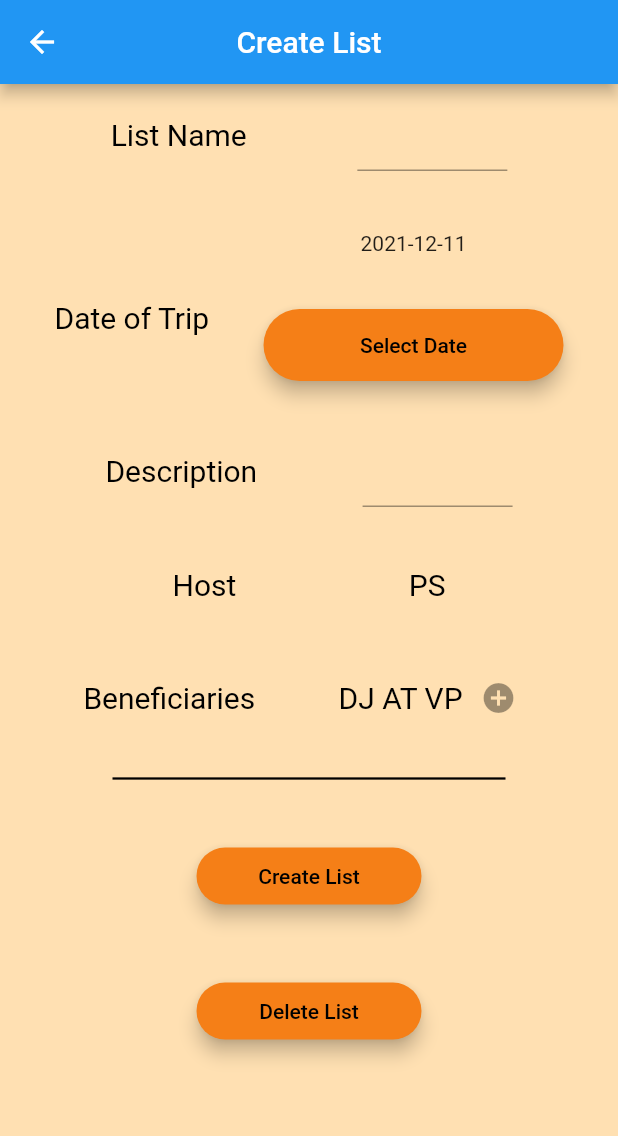
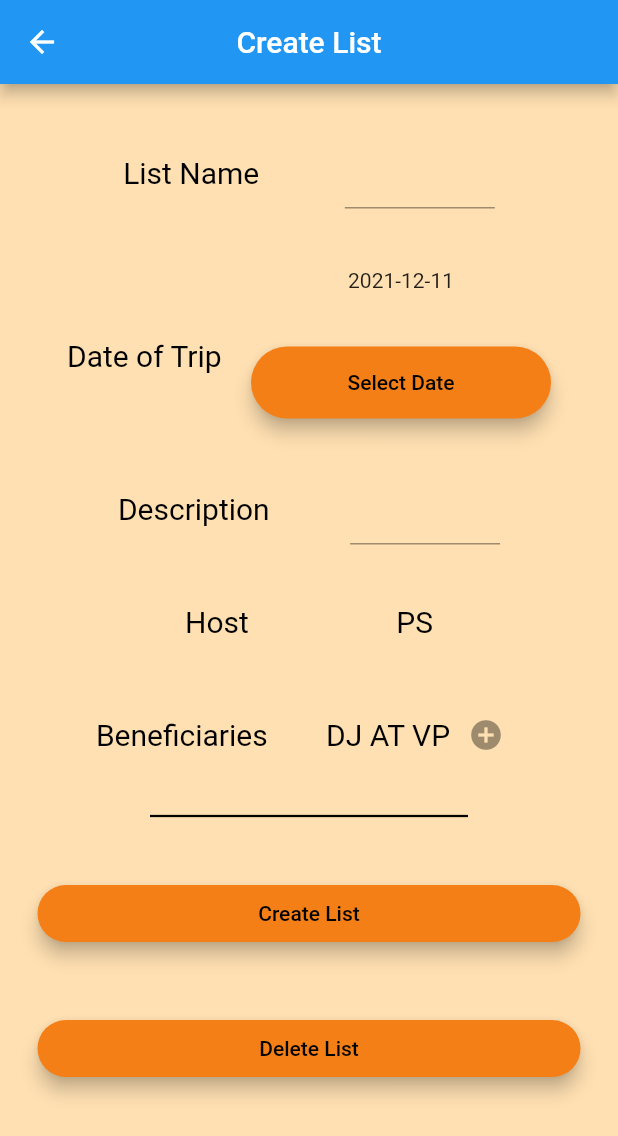
Before and after one commit to prafull2001/grocery-mule, a Flutter app: the CreateListScreen screen opened by its route, on a phone screen of 412 x 824 dp. Shown: the top 1136 px of the screen. Run offline on Flutter 3.47's test engine with Material 2 defaults, Android fonts, the phone set to English and light mode, and no system bars; our stand-ins replace cloud_firestore, firebase_auth, firebase_core, google_sign_in; accounts and stored records are empty.

Commit message:
creatList is scrollable

```diff
--- a/lib/screens/createlist.dart
+++ b/lib/screens/createlist.dart
@@ -106,8 +106,9 @@ class _CreateListsScreenState extends State<CreateListScreen> {
         title: const Text('Create List'),
       ),
       body: SafeArea(
-        child: Column(
-            mainAxisAlignment: MainAxisAlignment.start,
+        child: Scrollbar(
+          child: ListView(
+              padding: const EdgeInsets.all(25),
               children: [
                 SizedBox(
                   height: 10,
@@ -150,7 +151,9 @@ class _CreateListsScreenState extends State<CreateListScreen> {
                 SizedBox(
                   height: 40,
                 ),
-              Row(mainAxisAlignment: MainAxisAlignment.spaceEvenly, children: [
+                Row(
+                    mainAxisAlignment: MainAxisAlignment.spaceEvenly,
+                    children: [
                   Column(
                     mainAxisAlignment: MainAxisAlignment.start,
                     children: [
@@ -293,7 +296,7 @@ class _CreateListsScreenState extends State<CreateListScreen> {
                 ),
                 Container(
                   height: 70,
-                width: 150,
+                  width: 5,
                   child: RoundedButton(
                     onPressed: () {
                       final listData = ListData(tripTitle, tripDescription, tripDate, trip_id);
@@ -319,6 +322,7 @@ class _CreateListsScreenState extends State<CreateListScreen> {
               ],
             ),
         ),
+      ),
     );
   }
 }
```
Lines whose indentation alone changed are shown as unchanged.
